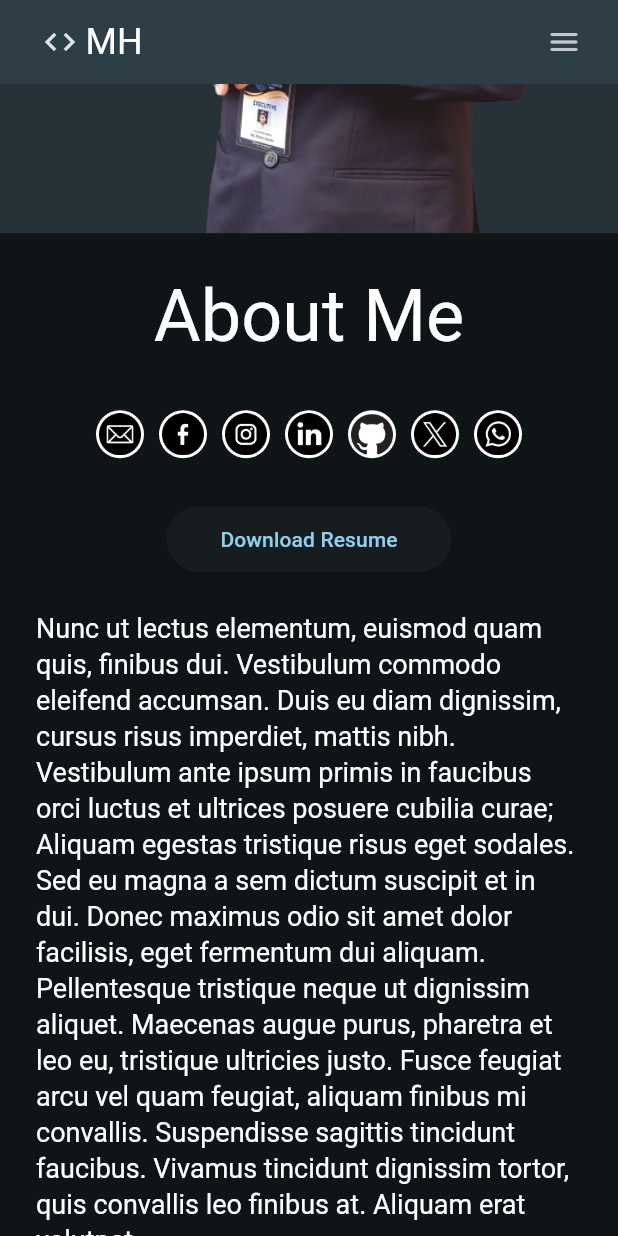
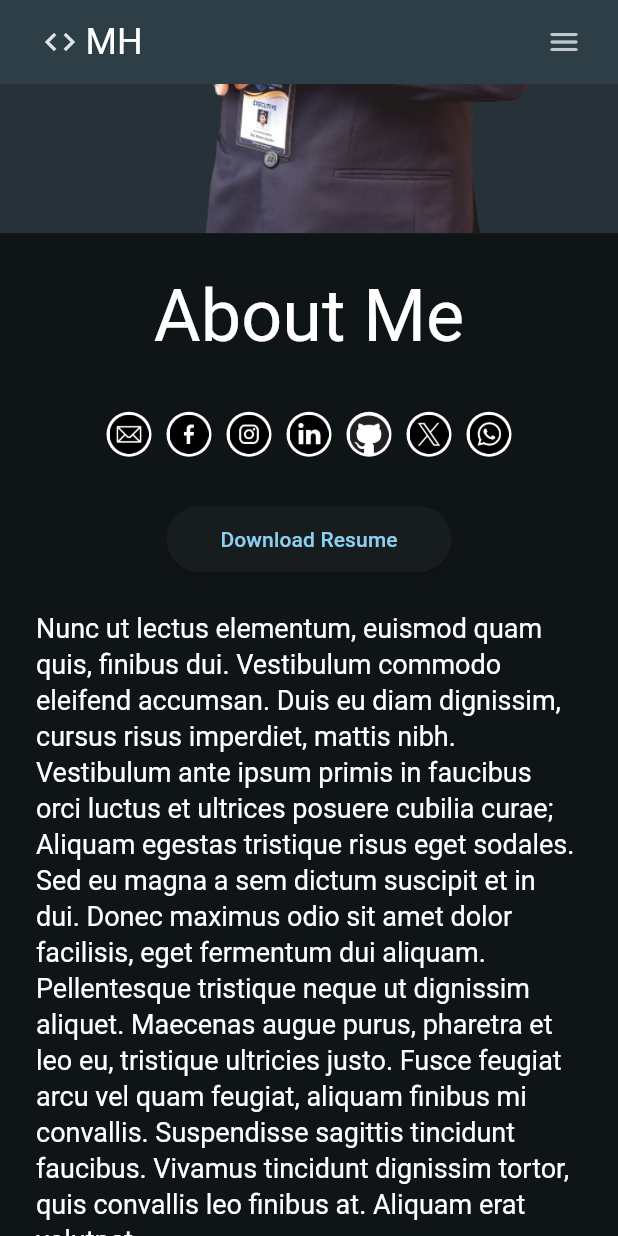
Before and after one commit to monirhelalee/portfolio_website_with_flutter, a Flutter app: the screen it shows after launch, scrolled down 576 dp, on a phone screen of 412 x 824 dp. Run offline on Flutter 3.47's test engine with Material 3 defaults, Android fonts, the light colour scheme and no system bars; our stand-ins replace flutter_svg, lottie; network calls fail.

Commit message:
add hover effect in social icon

```diff
--- a/lib/features/home/widgets/social_icon_widget.dart
+++ b/lib/features/home/widgets/social_icon_widget.dart
@@ -23,8 +23,11 @@
         setState(() {});
       },
       hoverColor: Colors.transparent,
-      child: Container(
+      child: AnimatedContainer(
+        height: iconSize + 2,
+        width: iconSize + 2,
         padding: const EdgeInsets.all(2),
+        duration: const Duration(milliseconds: 100),
         decoration: BoxDecoration(
           color: Colors.white,
           borderRadius: BorderRadius.circular(100),
--- a/lib/features/home/widgets/social_media_widget.dart
+++ b/lib/features/home/widgets/social_media_widget.dart
@@ -13,6 +13,7 @@
   Widget build(BuildContext context) {
     return const SizedBox(
       height: 44,
+      width: 105 + (28 * 7),
       child: Row(
         mainAxisAlignment: MainAxisAlignment.center,
         children: [
```
Also changed, not shown: 1 other file.
